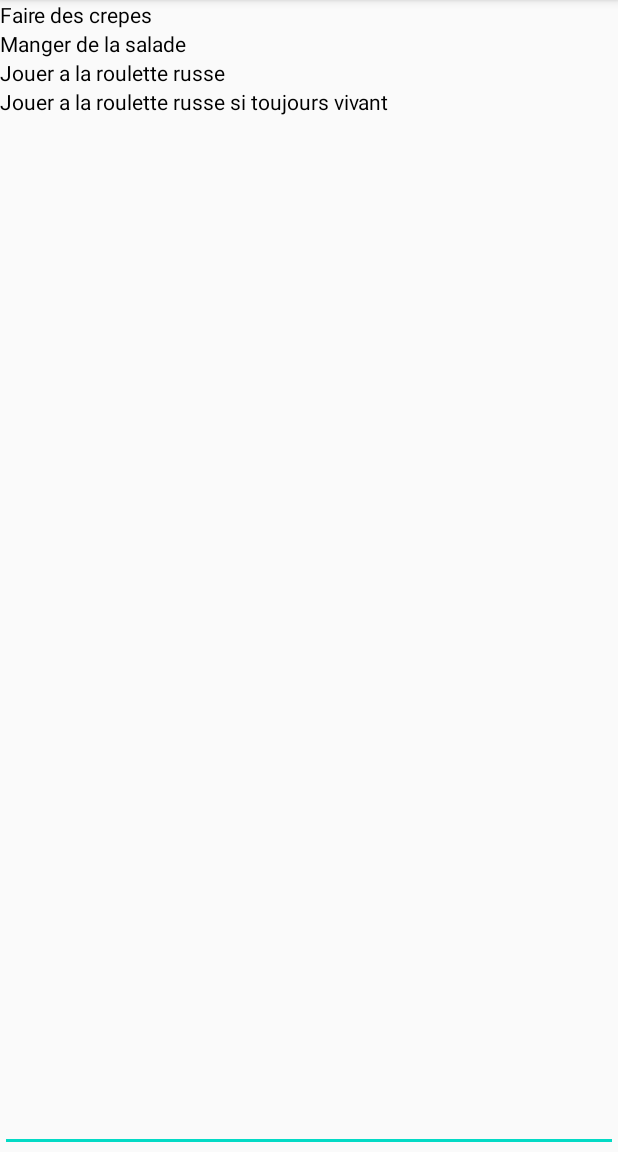
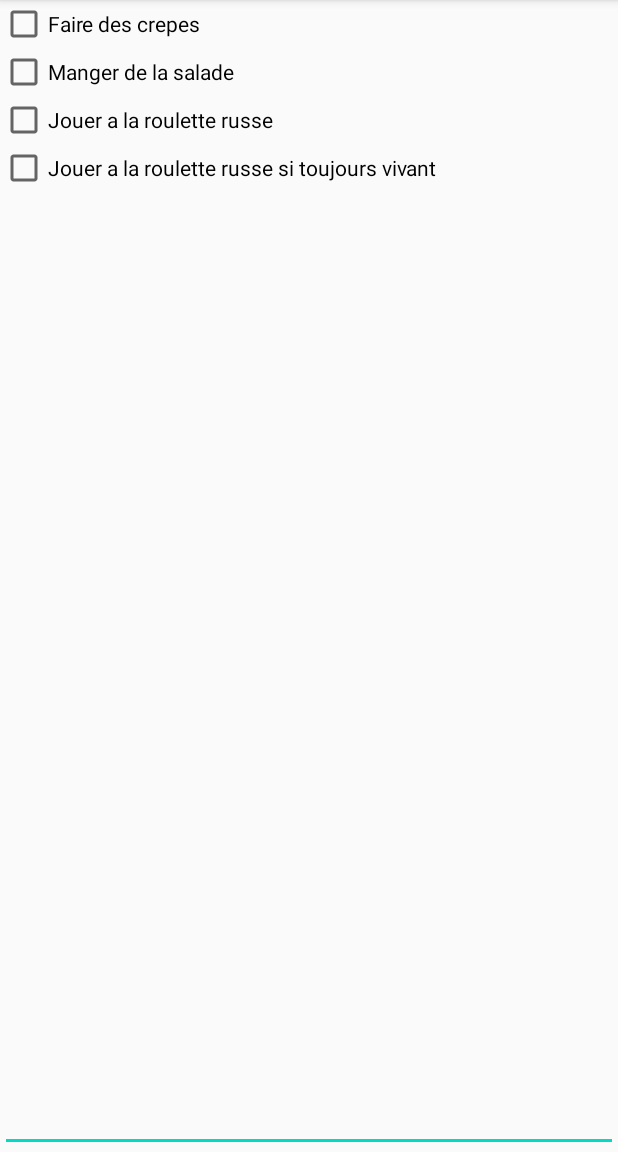
Before and after one commit to jean-melikian/todo-list-kata-android, an Android app: the screen it shows after launch (MainActivity), on a phone screen of 412 x 824 dp, the part 84-1236 px from its top. Run offline under Robolectric (Android 15) with nearby library versions, the phone set to English and light mode, and no system bars; our stand-ins replace Room's generated code.

Commit message:
Session 4

```diff
--- a/app/src/main/AndroidManifest.xml
+++ b/app/src/main/AndroidManifest.xml
@@ -9,7 +9,7 @@
         android:roundIcon="@mipmap/ic_launcher_round"
         android:supportsRtl="true"
         android:theme="@style/AppTheme">
-        <activity android:name=".MainActivity">
+        <activity android:name=".ui.MainActivity">
             <intent-filter>
                 <action android:name="android.intent.action.MAIN" />
 
--- /dev/null
+++ b/app/src/main/java/fr/cedriccreusot/todoapp/dataadapter/TaskDao.kt
@@ -0,0 +1,25 @@
+package fr.cedriccreusot.todoapp.dataadapter
+
+import androidx.room.*
+
+@Dao
+interface TaskDao {
+    @Query("SELECT * FROM task")
+    fun getAll(): List<TaskEntity>
+
+    @Insert(onConflict = OnConflictStrategy.REPLACE)
+    fun upsertTask(task: TaskEntity)
+
+    @Update
+    fun updateTask(task: TaskEntity)
+
+    @Delete
+    fun deleteTask(task: TaskEntity)
+}
+
+@Entity(tableName = "task")
+data class TaskEntity(
+    @PrimaryKey val id: Int,
+    @ColumnInfo(name = "description") val description: String?,
+    @ColumnInfo(name = "is_done") val isDone: Boolean
+)
--- /dev/null
+++ b/app/src/main/java/fr/cedriccreusot/todoapp/dataadapter/TaskDatabase.kt
@@ -0,0 +1,18 @@
+package fr.cedriccreusot.todoapp.dataadapter
+
+import android.content.Context
+import androidx.room.Database
+import androidx.room.Room
+import androidx.room.RoomDatabase
+import fr.cedriccreusot.todoapp.ui.MainActivity
+
+@Database(entities = [TaskEntity::class], version = 1)
+abstract class TaskDatabase: RoomDatabase() {
+    abstract fun getTaskDao(): TaskDao
+
+    companion object {
+        fun create(applicationContext: Context): TaskDatabase = Room.databaseBuilder(applicationContext, TaskDatabase::class.java,
+            MainActivity.DATA_STORE_TASKS
+        ).build()
+    }
+}
--- /dev/null
+++ b/app/src/main/java/fr/cedriccreusot/todoapp/dataadapter/TaskRepositoryImpl.kt
@@ -0,0 +1,10 @@
+package fr.cedriccreusot.todoapp.dataadapter
+
+import android.content.SharedPreferences
+import androidx.room.RoomDatabase
+import fr.cedriccreusot.domain.Task
+import fr.cedriccreusot.domain.TaskRepository
+
+class TaskRepositoryImpl(private val dataStore: TaskDao) : TaskRepository {
+    override fun getTasks(): List<Task> = emptyList()
+}
--- a/app/src/main/java/fr/cedriccreusot/todoapp/MainActivity.kt
+++ b/app/src/main/java/fr/cedriccreusot/todoapp/ui/MainActivity.kt
@@ -1,4 +1,4 @@
-package fr.cedriccreusot.todoapp
+package fr.cedriccreusot.todoapp.ui
 
 import android.os.Bundle
 import android.view.LayoutInflater
@@ -11,15 +11,25 @@ import androidx.recyclerview.widget.DiffUtil
 import androidx.recyclerview.widget.ListAdapter
 import androidx.recyclerview.widget.RecyclerView
 import fr.cedriccreusot.domain.Task
+import fr.cedriccreusot.domain.TaskRepository
+import fr.cedriccreusot.todoapp.R
+import fr.cedriccreusot.todoapp.dataadapter.TaskDatabase
+import fr.cedriccreusot.todoapp.dataadapter.TaskRepositoryImpl
 import kotlinx.android.synthetic.main.activity_main.*
 import kotlinx.android.synthetic.main.item_task.view.*
 
 class MainActivity : AppCompatActivity() {
-    private val taskListViewModel = TaskListViewModel()
+    private lateinit var taskDatabase: TaskDatabase
+    private lateinit var taskRepository: TaskRepository
+    private lateinit var taskListViewModel: TaskListViewModel
 
     override fun onCreate(savedInstanceState: Bundle?) {
         super.onCreate(savedInstanceState)
         setContentView(R.layout.activity_main)
+
+        taskDatabase = TaskDatabase.create(applicationContext)
+        taskRepository = TaskRepositoryImpl(taskDatabase.getTaskDao())
+        taskListViewModel = TaskListViewModel(taskRepository)
 
         tasksRecyclerView.adapter = tasksListAdapter
         taskListViewModel.taskList().observe(this, Observer { tasks ->
@@ -29,10 +39,15 @@ class MainActivity : AppCompatActivity() {
         addItemDescriptionEditText.setOnEditorActionListener { editText, action, keyEvent ->
             if (EditorInfo.IME_ACTION_DONE == action) {
                 taskListViewModel.addItem(editText.text.toString())
+                editText.text = ""
                 true
             }
             false
         }
+    }
+
+    companion object {
+        const val DATA_STORE_TASKS = "tasks"
     }
 }
 
@@ -63,7 +78,10 @@ private val tasksListAdapter = object : ListAdapter<Task, RecyclerView.ViewHolde
 private class ItemTaskViewHolder(itemView: View) : RecyclerView.ViewHolder(itemView) {
     fun onBind(task: Task) {
         with(itemView) {
-            taskTitleTextView.text = task.description
+            taskTitleCheckBox.apply {
+                text = task.description
+                isChecked = task.isDone
+            }
         }
     }
 }
--- a/app/src/main/java/fr/cedriccreusot/todoapp/TaskListViewModel.kt
+++ b/app/src/main/java/fr/cedriccreusot/todoapp/ui/TaskListViewModel.kt
@@ -1,11 +1,12 @@
-package fr.cedriccreusot.todoapp
+package fr.cedriccreusot.todoapp.ui
 
 import androidx.lifecycle.LiveData
 import androidx.lifecycle.MutableLiveData
 import androidx.lifecycle.ViewModel
 import fr.cedriccreusot.domain.Task
+import fr.cedriccreusot.domain.TaskRepository
 
-class TaskListViewModel : ViewModel() {
+class TaskListViewModel(private val taskRepository: TaskRepository) : ViewModel() {
     private val taskList: MutableLiveData<List<Task>> = MutableLiveData()
 
     init {
--- a/app/src/main/res/layout/activity_main.xml
+++ b/app/src/main/res/layout/activity_main.xml
@@ -4,7 +4,7 @@
     xmlns:tools="http://schemas.android.com/tools"
     android:layout_width="match_parent"
     android:layout_height="match_parent"
-    tools:context=".MainActivity">
+    tools:context=".ui.MainActivity">
 
     <androidx.appcompat.widget.AppCompatEditText
         android:id="@+id/addItemDescriptionEditText"
--- a/app/src/main/res/layout/item_task.xml
+++ b/app/src/main/res/layout/item_task.xml
@@ -5,8 +5,8 @@
     android:layout_width="match_parent"
     android:layout_height="wrap_content">
 
-    <CheckedTextView
-        android:id="@+id/taskTitleTextView"
+    <CheckBox
+        android:id="@+id/taskTitleCheckBox"
         android:layout_width="0dp"
         android:layout_height="wrap_content"
         android:textColor="@android:color/black"
--- a/build.gradle
+++ b/build.gradle
@@ -1,6 +1,8 @@
 // Top-level build file where you can add configuration options common to all sub-projects/modules.
 buildscript {
     ext.kotlin_version = "1.3.72"
+    ext.room_version = "2.2.5"
+
     repositories {
         google()
         jcenter()
--- /dev/null
+++ b/domain/src/main/java/fr/cedriccreusot/domain/TaskRepository.kt
@@ -0,0 +1,7 @@
+package fr.cedriccreusot.domain
+
+import fr.cedriccreusot.domain.Task
+
+interface TaskRepository {
+    fun getTasks(): List<Task>
+}
```
Also changed, not shown: app/build.gradle (+14 -0 lines).
